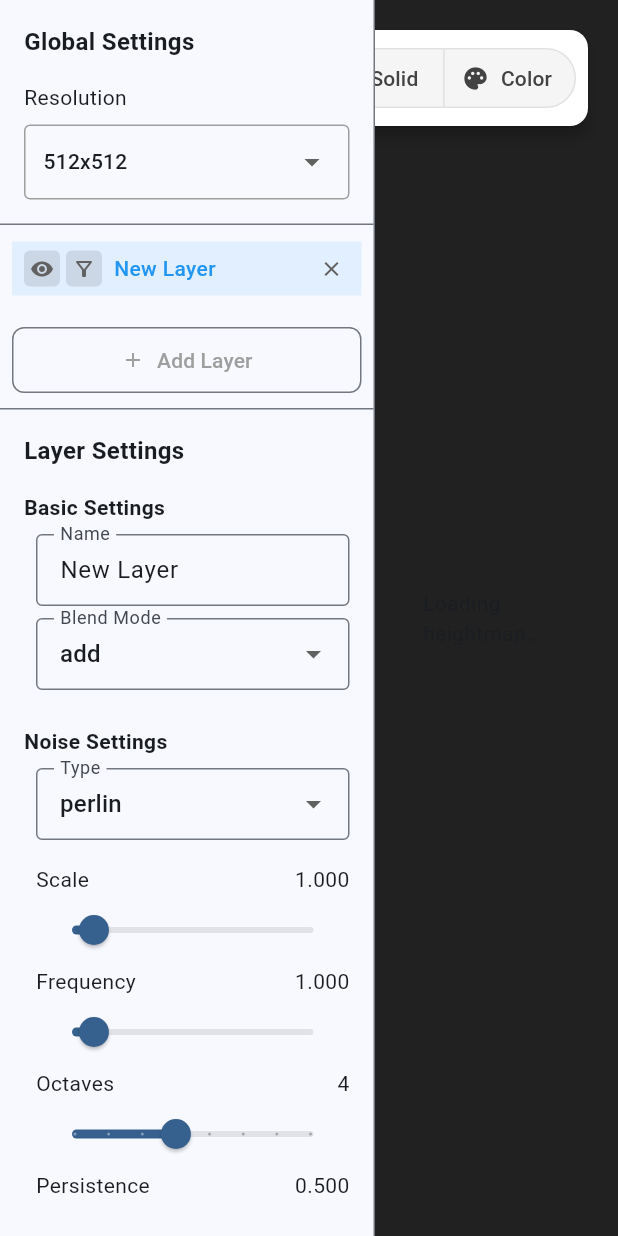
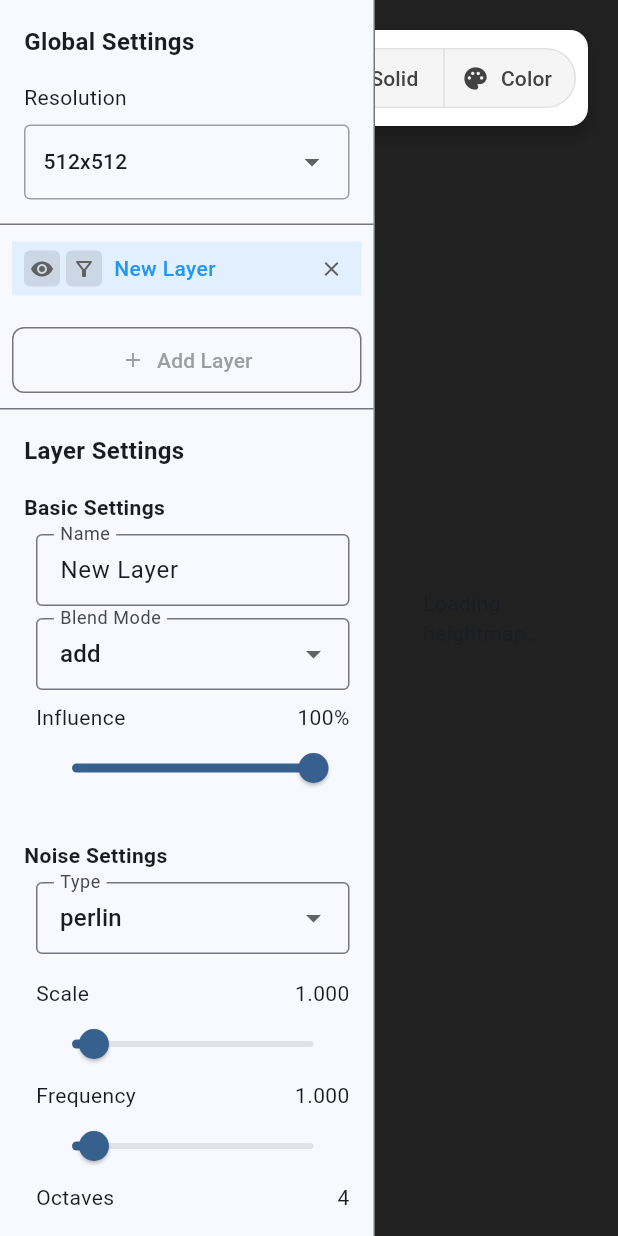
Before and after one commit to smit-ai/island-gen-flutter, a Flutter app: the screen it shows after launch, after a tap on "Add Layer", on a phone screen of 412 x 824 dp. Run offline on Flutter 3.47's test engine with Material 3 defaults, Android fonts, the phone set to English and light mode, and no system bars; our stand-ins replace flutter_riverpod, freezed_annotation, riverpod_annotation; missing offline and left inert: flutter_gpu; generated files the repository leaves out were written again.

Commit message:
added influence slider

```diff
--- a/lib/features/editor/components/layer_settings_panel/layer_settings_panel.dart
+++ b/lib/features/editor/components/layer_settings_panel/layer_settings_panel.dart
@@ -59,6 +59,15 @@ class LayerSettingsPanel extends ConsumerWidget {
                               layer.blendMode,
                               LayerBlendMode.values,
                               (value) => controller.updateBlendMode(value),
+                            ),
+                            const SizedBox(height: 8),
+                            _buildSlider(
+                              'Influence',
+                              layer.influence,
+                              0.0,
+                              1.0,
+                              (value) => controller.updateInfluence(value),
+                              displayPercent: true,
                             ),
                           ],
                         ),
@@ -220,8 +229,9 @@ class LayerSettingsPanel extends ConsumerWidget {
     double value,
     double min,
     double max,
-    Function(double) onChanged,
-  ) {
+    Function(double) onChanged, {
+    bool displayPercent = false,
+  }) {
     return Column(
       crossAxisAlignment: CrossAxisAlignment.start,
       children: [
@@ -229,7 +239,7 @@ class LayerSettingsPanel extends ConsumerWidget {
           mainAxisAlignment: MainAxisAlignment.spaceBetween,
           children: [
             Text(label),
-            Text(value.toStringAsFixed(3)),
+            Text(displayPercent ? '${(value * 100).round()}%' : value.toStringAsFixed(3)),
           ],
         ),
         Slider(
--- a/lib/features/editor/providers/layer_provider/layer_provider.dart
+++ b/lib/features/editor/providers/layer_provider/layer_provider.dart
@@ -48,6 +48,10 @@ class LayerController extends _$LayerController {
     state = state.copyWith(name: name);
   }
 
+  void updateInfluence(double influence) {
+    state = state.copyWith(influence: influence);
+  }
+
   void updateBlendMode(LayerBlendMode blendMode) {
     state = state.copyWith(blendMode: blendMode);
   }
--- a/lib/features/heightmap_generator/heightmap_generator.dart
+++ b/lib/features/heightmap_generator/heightmap_generator.dart
@@ -168,7 +168,7 @@ class HeightmapGenerator {
       // Create blend mode and opacity uniform buffer
       final uniformData = Float32List(2);
       uniformData[0] = nextLayer.blendMode.index.toDouble();
-      uniformData[1] = 1.0; // Default opacity (fully opaque)
+      uniformData[1] = nextLayer.influence;
 
       final uniformBuffer = gpu.gpuContext.createDeviceBufferWithCopy(
         ByteData.sublistView(uniformData),
--- a/lib/models/layer.dart
+++ b/lib/models/layer.dart
@@ -42,6 +42,7 @@ class Layer with _$Layer {
     required String id,
     @Default('New Layer') String name,
     @Default(true) bool visible,
+    @Default(1.0) double influence,
     @Default(LayerBlendMode.add) LayerBlendMode blendMode,
     @Default(LayerNoiseParams()) LayerNoiseParams noise,
     @Default(null) ui.Image? cachedData,
```
Also changed, not shown: lib/generated/features/editor/global_state/global_state_provider.g.dart, lib/generated/features/editor/providers/layer_provider/layer_provider.g.dart, lib/generated/models/layer.freezed.dart, 2 other files.
